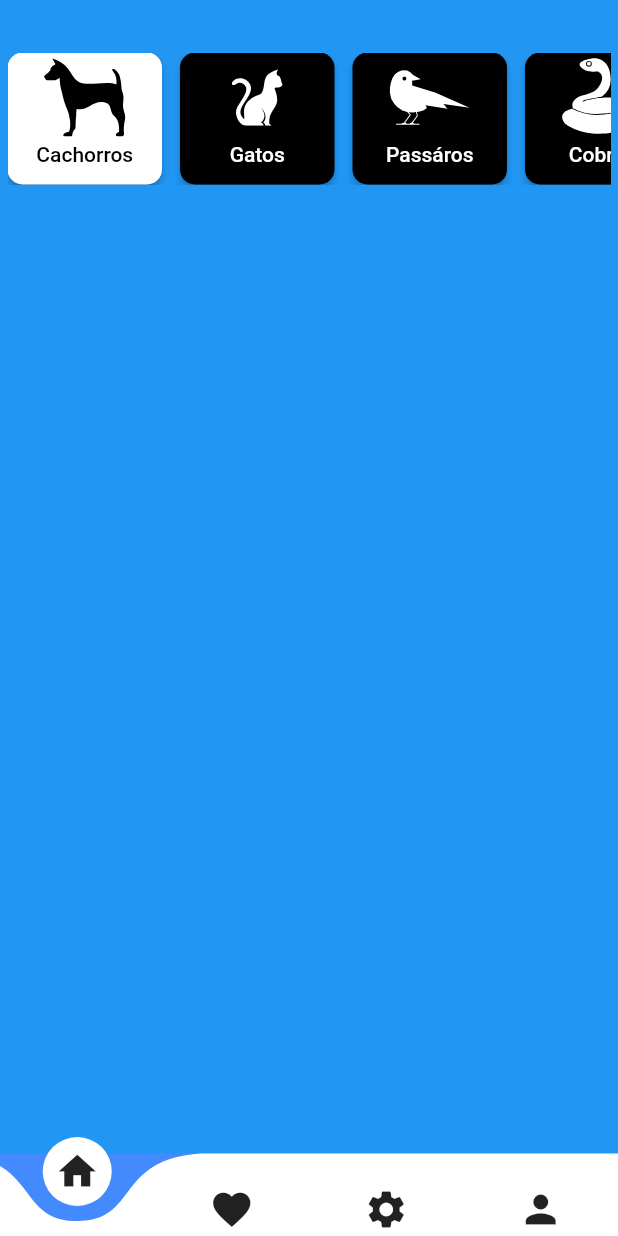
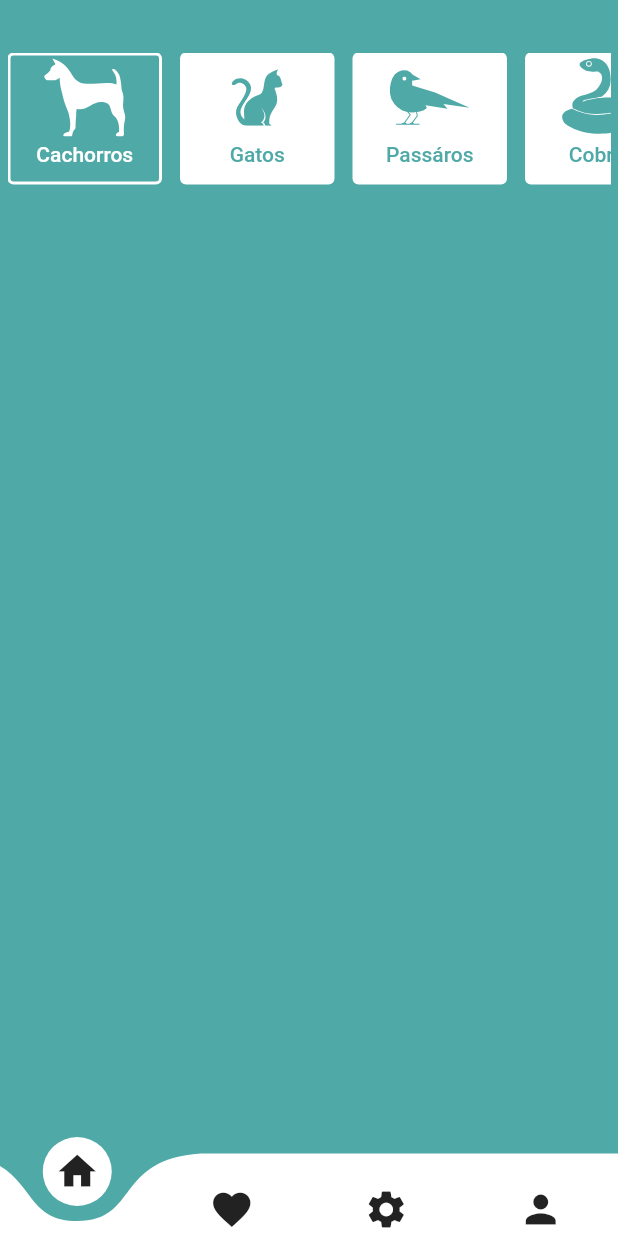
Before and after one commit to noefernandes/amica-app, a Flutter app: the screen it shows after launch, on a phone screen of 412 x 824 dp. Run offline on Flutter 3.47's test engine with Material 2 defaults, Android fonts, the light colour scheme and no system bars; drawn by our look-alikes of curved_navigation_bar; our stand-ins replace flutter_svg, google_fonts, lottie.

Commit message:
-save pages

```diff
--- a/lib/pages/home.dart
+++ b/lib/pages/home.dart
@@ -28,30 +28,33 @@ class _HomeState extends State<Home> {
 
   @override
   Widget build(BuildContext context) {
-    return Container(
+
+    return SizedBox(
       height: MediaQuery.of(context).size.width / 4 + 30,
       child: Padding(
-        padding: const EdgeInsets.fromLTRB(5,35,5,10),
+        padding: const EdgeInsets.fromLTRB(5, 35, 5, 10),
         child: ListView.separated(
           scrollDirection: Axis.horizontal,
           itemCount: filters.length,
           separatorBuilder: (context, _) => const SizedBox(width: 12),
-          itemBuilder: (context, index) => buildMenu(index),
+          itemBuilder: (context, index) {
+            Color cor = active == index ? const Color(0Xffffffff) : const Color(0xff4FA9A7);
+            return buildMenu(index, cor);
+          },
         ),
       ),
     );
   }
 
-  Widget buildMenu(i) => SizedBox(
+  Widget buildMenu(i, cor) => SizedBox(
       width: MediaQuery.of(context).size.width / 4,
-      child:
-      ElevatedButton(
-        style: ButtonStyle(
-            backgroundColor: MaterialStateProperty.all<Color>(active == i ? Colors.white : Colors.black),
-            shape: MaterialStateProperty.all<RoundedRectangleBorder>(
-                RoundedRectangleBorder(
-                  borderRadius: BorderRadius.circular(10),
-                ))),
+      child: OutlinedButton(
+        style: OutlinedButton.styleFrom(
+          shadowColor: Color(0xFFFF8C3B),
+          backgroundColor: active != i ? Colors.white : Colors.transparent,
+          side: BorderSide(
+              width: 2, color: active == i ? Colors.white : Colors.transparent),
+        ),
         onPressed: () {
           setState(() {
             active = i;
@@ -61,13 +64,18 @@ class _HomeState extends State<Home> {
           children: [
             SizedBox(
               height: 60,
-              child: SvgPicture.asset(filters[i].icon, color: active != i ?  Colors.white : Colors.black),),
+              child: SvgPicture.asset(
+                filters[i].icon,
+                color: cor,
+              ),
+            ),
             Text(
               filters[i].name,
-              style: TextStyle(color: active != i ?  Colors.white : Colors.black, fontSize: 14),
+              style: TextStyle(
+                  color: cor,
+                  fontSize: 14),
             )
           ],
         ),
-      )
-    );
+      ));
 }
--- a/lib/pages/menu.dart
+++ b/lib/pages/menu.dart
@@ -40,7 +40,7 @@ class _MenuState extends State<Menu> {
       //   elevation: 0,
       // ),
       extendBody: false,
-      backgroundColor: Colors.blue,
+      backgroundColor: const Color(0xff4FA9A7),
       bottomNavigationBar: Theme(
         data: Theme.of(context).copyWith(
           iconTheme: const IconThemeData(color: Colors.black87)
@@ -49,6 +49,7 @@ class _MenuState extends State<Menu> {
           height: 55,
           index: index,
           items: items,
+          backgroundColor: Colors.transparent,
           onTap: (index) => setState(() => this.index = index),
         ),
       ),
```
